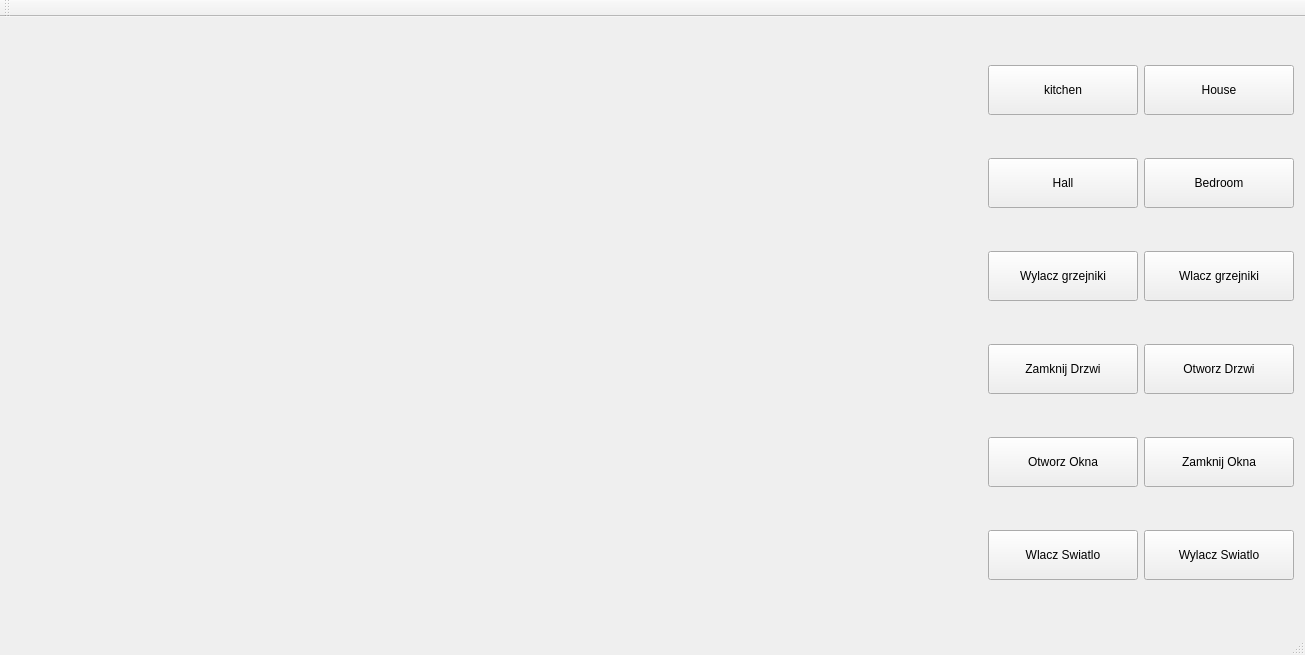
Old version of the form mainwindow.ui in the repository Siamil/SmartHome.
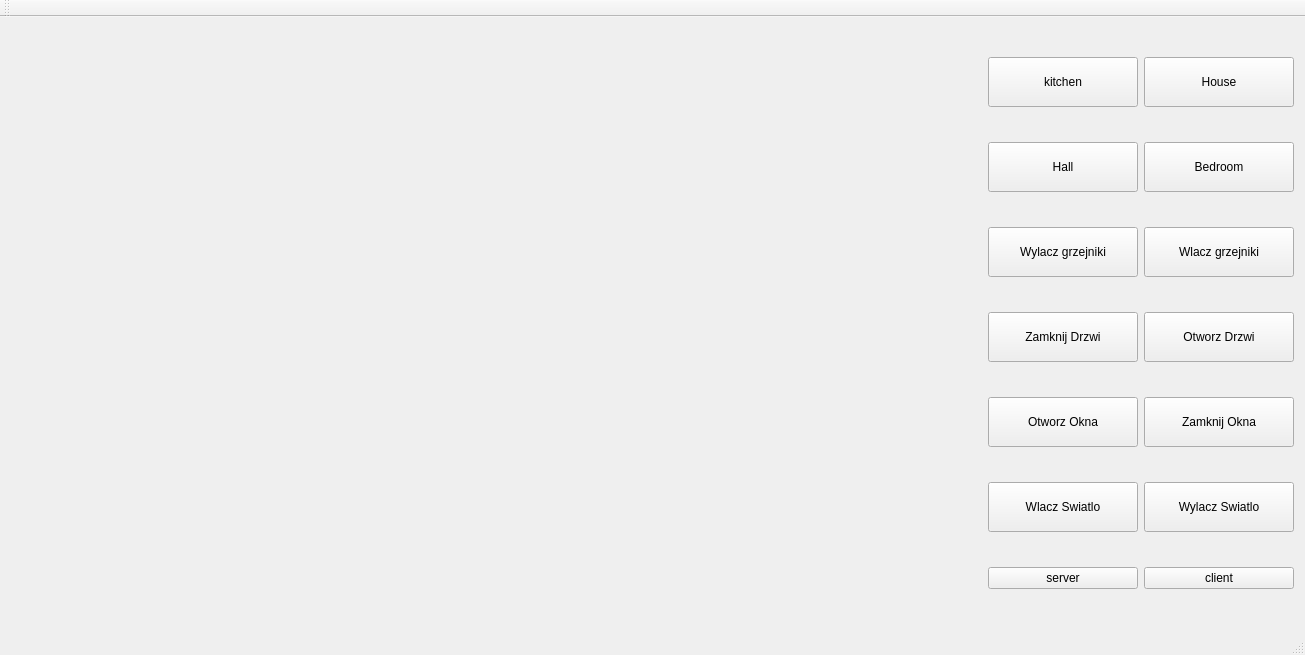
New version of the form. Custom widgets are drawn as their Qt base class.

Patch:
```diff
--- a/mainwindow.ui
+++ b/mainwindow.ui
@@ -249,6 +249,20 @@
         </property>
        </widget>
       </item>
+      <item row="9" column="0">
+       <widget class="QPushButton" name="bServer">
+        <property name="text">
+         <string>server</string>
+        </property>
+       </widget>
+      </item>
+      <item row="9" column="1">
+       <widget class="QPushButton" name="bClient">
+        <property name="text">
+         <string>client</string>
+        </property>
+       </widget>
+      </item>
      </layout>
     </item>
    </layout>
```
Left out of the diff: 56 changed lines with no effect on the pictures.
